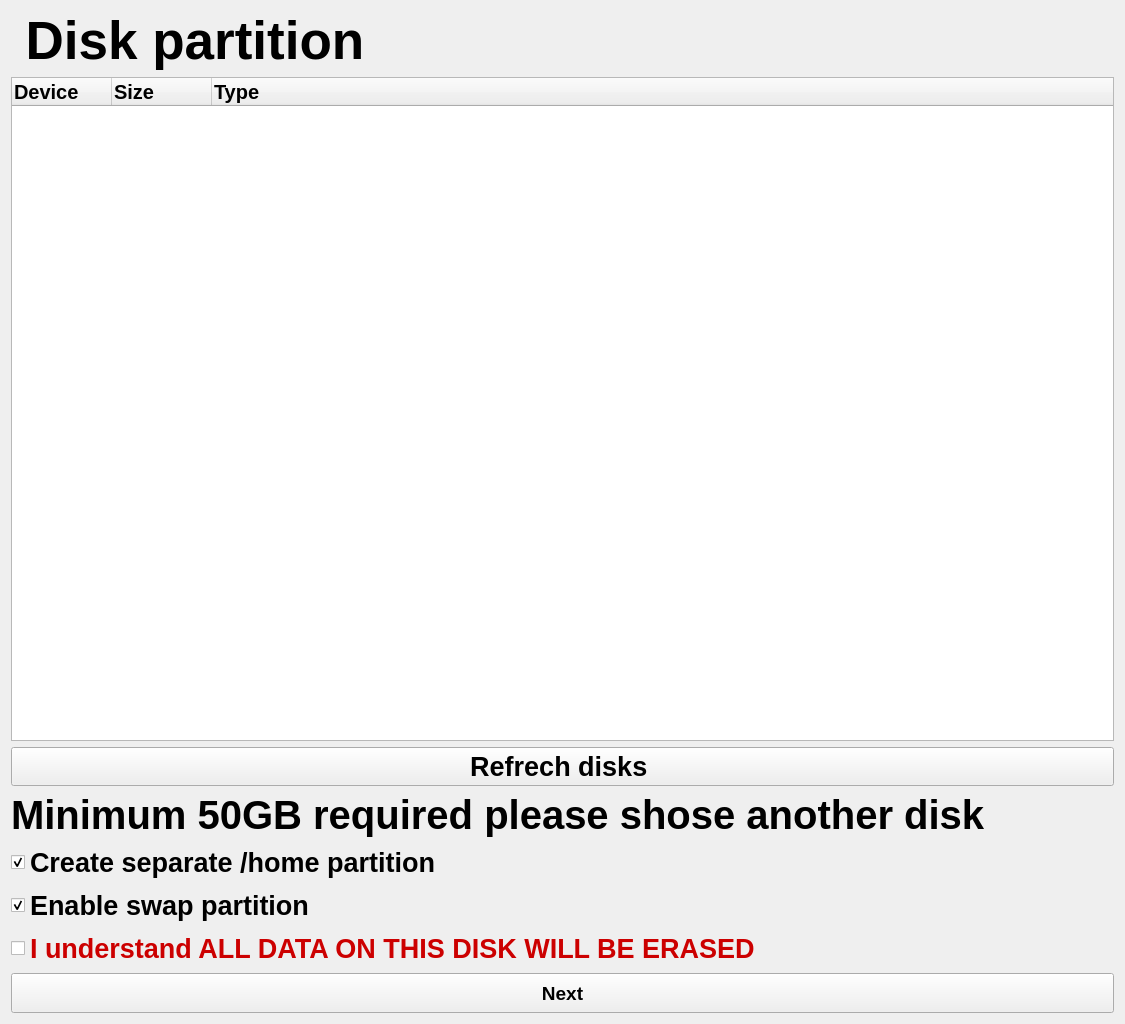
Old version of the form partition.ui in the repository n1cef/kraken_installer.
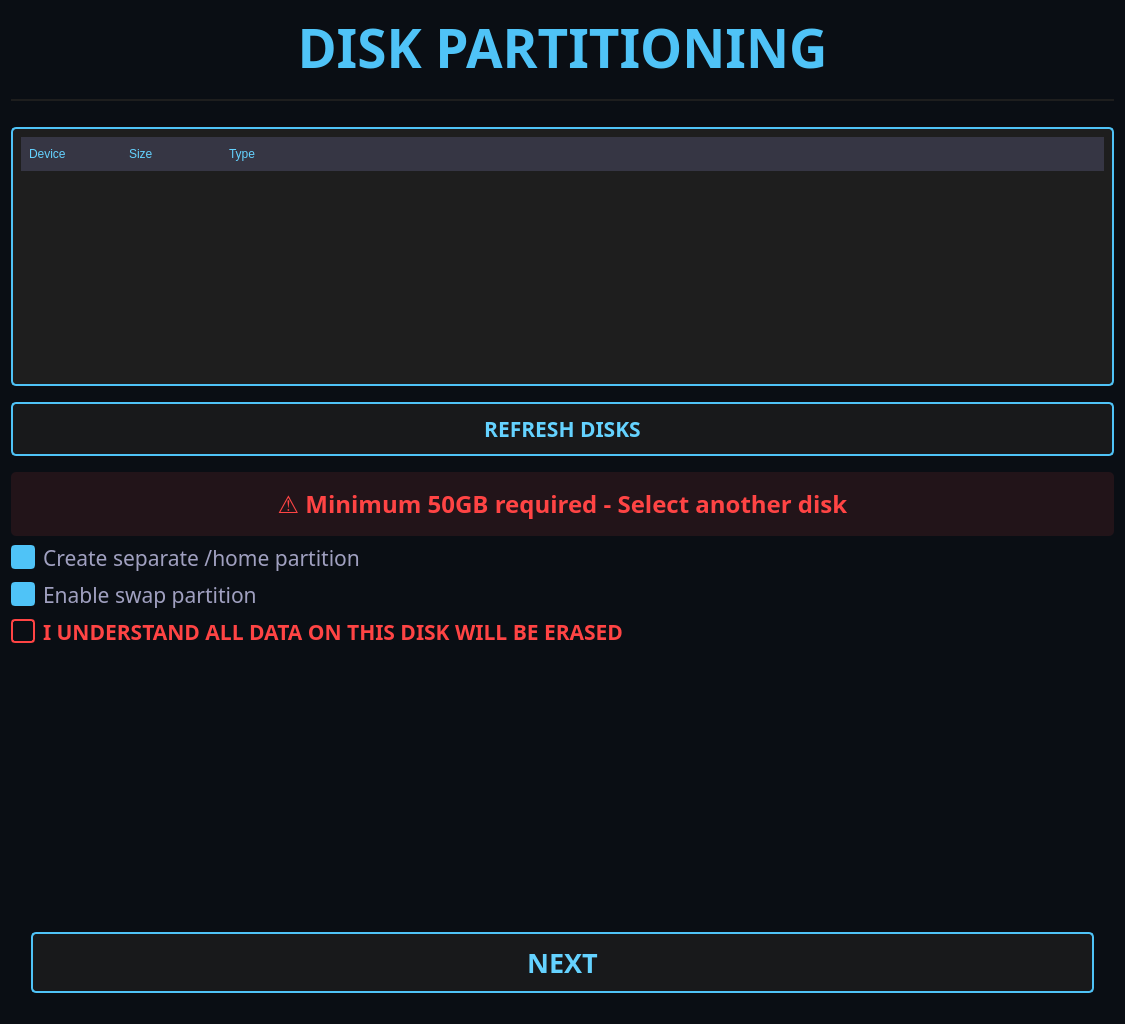
New version of the form.

Patch:
```diff
--- a/partition.ui
+++ b/partition.ui
@@ -11,22 +11,32 @@
    </rect>
   </property>
   <property name="windowTitle">
-   <string>Form</string>
+   <string>Disk Partitioning</string>
+  </property>
+  <property name="styleSheet">
+   <string notr="true">background-color: #0a0e14;</string>
   </property>
   <layout class="QVBoxLayout" name="verticalLayout">
    <item>
     <widget class="QLabel" name="label">
      <property name="font">
       <font>
+       <family>SpaceMono Nerd Font</family>
        <pointsize>40</pointsize>
        <bold>true</bold>
       </font>
      </property>
      <property name="styleSheet">
-      <string notr="true">color:&quot;blue&quot;;</string>
+      <string notr="true">color: #4fc3f7;
+        padding-bottom: 15px;
+        border-bottom: 2px solid #1e1e1e;
+        margin-bottom: 20px;</string>
      </property>
      <property name="text">
-      <string> Disk partition </string>
+      <string>DISK PARTITIONING</string>
+     </property>
+     <property name="alignment">
+      <set>Qt::AlignCenter</set>
      </property>
     </widget>
    </item>
@@ -34,10 +44,44 @@
     <widget class="QTreeWidget" name="diskTreeWidget">
      <property name="font">
       <font>
-       <pointsize>15</pointsize>
-       <bold>true</bold>
+       <family>SpaceMono Nerd Font</family>
+       <pointsize>16</pointsize>
       </font>
      </property>
+     <property name="styleSheet">
+      <string notr="true">
+        QTreeWidget {
+          background-color: #1e1e1e;
+          color: #ffffff;
+          border: 2px solid #4fc3f7;
+          border-radius: 5px;
+          padding: 8px;
+        }
+        QHeaderView::section {
+          background-color: #363644;
+          color: #64d2ff;
+          padding: 8px;
+          border: none;
+        }
+        QTreeWidget::item {
+          padding: 12px;
+          border-bottom: 1px solid #3a3a3a;
+        }
+        QTreeWidget::item:selected {
+          background-color: #4fc3f7;
+          color: #000000;
+        }
+        QScrollBar:vertical {
+          background: #1e1e1e;
+          width: 10px;
+        }
+        QScrollBar::handle:vertical {
+          background: #4fc3f7;
+          min-height: 20px;
+          border-radius: 5px;
+        }
+      </string>
+     </property>
      <column>
       <property name="text">
        <string>Device</string>
@@ -59,15 +103,32 @@
     <widget class="QPushButton" name="refreshButton">
      <property name="font">
       <font>
-       <pointsize>20</pointsize>
+       <family>SpaceMono Nerd Font</family>
+       <pointsize>16</pointsize>
        <bold>true</bold>
       </font>
      </property>
      <property name="styleSheet">
-      <string notr="true">color:&quot;green&quot;</string>
+      <string notr="true">
+        QPushButton {
+          color: #64d2ff;
+          background-color: rgba(30, 30, 30, 0.7);
+          border: 2px solid #4fc3f7;
+          border-radius: 5px;
+          padding: 10px 20px;
+          margin: 10px 0;
+        }
+        QPushButton:hover {
+          background-color: rgba(79, 195, 247, 0.2);
+        }
+        QPushButton:pressed {
+          background-color: rgba(79, 195, 247, 0.4);
+          border-color: #64d2ff;
+        }
+      </string>
      </property>
      <property name="text">
-      <string>Refrech disks </string>
+      <string>REFRESH DISKS</string>
      </property>
     </widget>
    </item>
@@ -75,15 +136,19 @@
     <widget class="QLabel" name="diskWarningLabel">
      <property name="font">
       <font>
-       <pointsize>30</pointsize>
+       <family>SpaceMono Nerd Font</family>
+       <pointsize>18</pointsize>
        <bold>true</bold>
       </font>
      </property>
      <property name="styleSheet">
-      <string notr="true">color:&quot;red&quot;;</string>
+      <string notr="true">color: #ff4444; padding: 15px; background-color: rgba(255, 68, 68, 0.1); border-radius: 5px;</string>
      </property>
      <property name="text">
-      <string>Minimum 50GB required please shose another disk</string>
+      <string>⚠ Minimum 50GB required - Select another disk</string>
+     </property>
+     <property name="alignment">
+      <set>Qt::AlignCenter</set>
      </property>
     </widget>
    </item>
@@ -91,10 +156,27 @@
     <widget class="QCheckBox" name="homeCheckBox">
      <property name="font">
       <font>
-       <pointsize>20</pointsize>
-       <bold>true</bold>
+       <family>SpaceMono Nerd Font</family>
+       <pointsize>16</pointsize>
       </font>
      </property>
+     <property name="styleSheet">
+      <string notr="true">
+        QCheckBox {
+          color: #a0a0c0;
+          spacing: 8px;
+        }
+        QCheckBox::indicator {
+          width: 20px;
+          height: 20px;
+          border: 2px solid #4fc3f7;
+          border-radius: 4px;
+        }
+        QCheckBox::indicator:checked {
+          background-color: #4fc3f7;
+        }
+      </string>
+     </property>
      <property name="text">
       <string>Create separate /home partition</string>
      </property>
@@ -107,10 +189,27 @@
     <widget class="QCheckBox" name="swapCheckBox">
      <property name="font">
       <font>
-       <pointsize>20</pointsize>
-       <bold>true</bold>
+       <family>SpaceMono Nerd Font</family>
+       <pointsize>16</pointsize>
       </font>
      </property>
+     <property name="styleSheet">
+      <string notr="true">
+        QCheckBox {
+          color: #a0a0c0;
+          spacing: 8px;
+        }
+        QCheckBox::indicator {
+          width: 20px;
+          height: 20px;
+          border: 2px solid #4fc3f7;
+          border-radius: 4px;
+        }
+        QCheckBox::indicator:checked {
+          background-color: #4fc3f7;
+        }
+      </string>
+     </property>
      <property name="text">
       <string>Enable swap partition</string>
      </property>
@@ -123,34 +222,86 @@
     <widget class="QCheckBox" name="confirmCheckBox">
      <property name="font">
       <font>
-       <pointsize>20</pointsize>
+       <family>SpaceMono Nerd Font</family>
+       <pointsize>16</pointsize>
        <bold>true</bold>
       </font>
      </property>
      <property name="styleSheet">
-      <string notr="true">color: #cc0000; font-weight: bold;</string>
+      <string notr="true">
+        QCheckBox {
+          color: #ff4444;
+          spacing: 8px;
+        }
+        QCheckBox::indicator {
+          width: 20px;
+          height: 20px;
+          border: 2px solid #ff4444;
+          border-radius: 4px;
+        }
+        QCheckBox::indicator:checked {
+          background-color: #ff4444;
+        }
+      </string>
      </property>
      <property name="text">
-      <string>I understand ALL DATA ON THIS DISK WILL BE ERASED</string>
+      <string>I UNDERSTAND ALL DATA ON THIS DISK WILL BE ERASED</string>
      </property>
     </widget>
    </item>
+   <item>
+    <spacer name="verticalSpacer">
+     <property name="orientation">
+      <enum>Qt::Vertical</enum>
+     </property>
+     <property name="sizeHint" stdset="0">
+      <size>
+       <width>20</width>
+       <height>40</height>
+      </size>
+     </property>
+    </spacer>
+   </item>
    <item>
     <widget class="QPushButton" name="partition_btn">
      <property name="minimumSize">
       <size>
-       <width>120</width>
-       <height>40</height>
+       <width>200</width>
+       <height>60</height>
       </size>
      </property>
      <property name="font">
       <font>
-       <pointsize>14</pointsize>
+       <family>SpaceMono Nerd Font</family>
+       <pointsize>20</pointsize>
        <bold>true</bold>
       </font>
      </property>
+     <property name="styleSheet">
+      <string notr="true">
+        QPushButton {
+          color: #64d2ff;
+          background-color: rgba(30, 30, 30, 0.7);
+          border: 2px solid #4fc3f7;
+          border-radius: 5px;
+          padding: 10px 40px;
+          margin: 20px;
+        }
+        QPushButton:hover {
+          background-color: rgba(79, 195, 247, 0.2);
+        }
+        QPushButton:pressed {
+          background-color: rgba(79, 195, 247, 0.4);
+          border-color: #64d2ff;
+        }
+        QPushButton:disabled {
+          color: #606060;
+          border-color: #606060;
+        }
+      </string>
+     </property>
      <property name="text">
-      <string>Next</string>
+      <string>NEXT</string>
      </property>
     </widget>
    </item>
```
